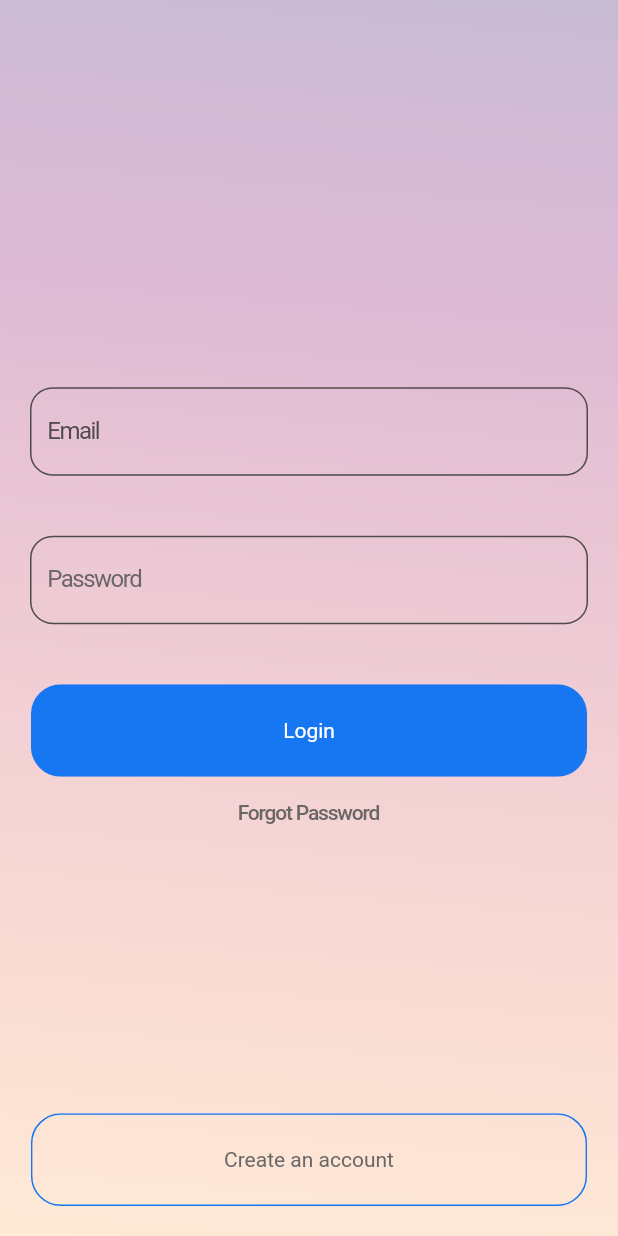
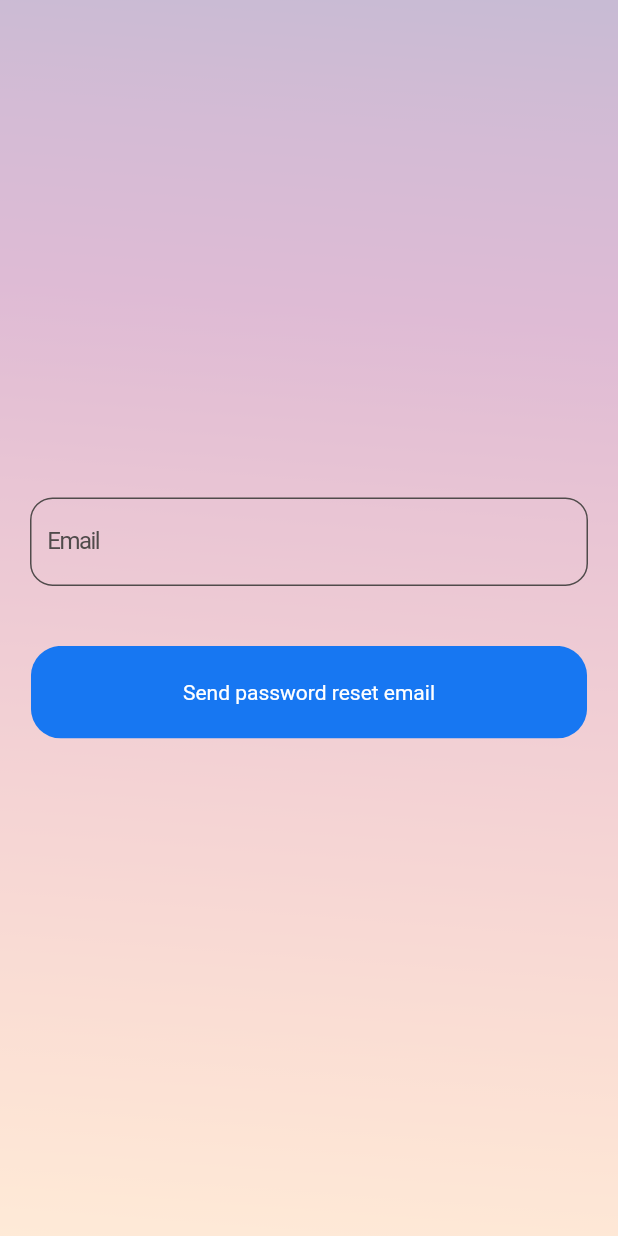
Before and after one commit to chymchym1905/facebook-clone, a Flutter app: the screen it shows after launch, after a tap on "Forgot Password", on a phone screen of 412 x 824 dp. Run offline on Flutter 3.47's test engine with Material 2 defaults, Android fonts, the phone set to English and light mode, and no system bars; our stand-ins replace extended_nested_scroll_view, firebase_auth, firebase_core, flutter_animate, fluttericon, font_awesome_flutter and 1 more; missing offline and left inert: flutter_brand_palettes, loading_more_list; accounts and stored records are empty; Roboto replaces fonts that are missing (HyWenHei).

```diff
--- a/lib/auth.dart
+++ b/lib/auth.dart
@@ -17,6 +17,18 @@ class Auth {
         email: email, password: password);
   }
 
+  Future<void> resetPassword(String email) async {
+    try {
+      await _firebaseAuth.sendPasswordResetEmail(email: email);
+      // Password reset email sent successfully
+    } catch (e) {
+      // Handle password reset error
+      if (kDebugMode) {
+        print(e);
+      }
+    }
+  }
+
   Future<void> signOut() async {
     await _firebaseAuth.signOut();
   }
--- a/lib/index.dart
+++ b/lib/index.dart
@@ -13,7 +13,7 @@ export 'package:extended_nested_scroll_view/extended_nested_scroll_view.dart';
 export 'package:flutter/foundation.dart';
 export 'package:flutter/material.dart';
 export 'package:flutter_application_1/model/comment_class.dart';
-export 'package:flutter_application_1/screens/Home_page/postlistview.dart';
+export 'package:flutter_application_1/screens/Home_page/listviews/postlistview.dart';
 export 'package:flutter_brand_palettes/palettes.dart';
 export 'package:font_awesome_flutter/font_awesome_flutter.dart';
 export 'package:fluttericon/font_awesome5_icons.dart';
@@ -37,7 +37,7 @@ export 'package:firebase_auth/firebase_auth.dart';
 export './auth.dart';
 export './screens/Home_page/homescreen.dart';
 export 'model/reaction_class.dart';
-export 'package:flutter_application_1/screens/Home_page/settingslistview.dart';
+export 'package:flutter_application_1/screens/Home_page/listviews/settingslistview.dart';
 export 'package:fluttericon/octicons_icons.dart';
-export './screens/loginscreen.dart';
+export 'screens/Authentication_pages/loginscreen.dart';
 // export 'package:sliver_tools/sliver_tools.dart';
--- a/lib/routesettings.dart
+++ b/lib/routesettings.dart
@@ -1,3 +1,5 @@
+import 'package:flutter_application_1/screens/Authentication_pages/forgotpasswordscreen.dart';
+
 import 'index.dart';
 import 'screens/friends_page.dart';
 import 'screens/watch_page.dart';
@@ -12,6 +14,11 @@ class RouteGenerator {
       //   return MaterialPageRoute(builder: (_) => const LoginRegister());
       // case '/home':
       //   return MaterialPageRoute(builder: (_) => const Home());
+      case '/forgotpassword':
+        if (args is String) {
+          return MaterialPageRoute(
+              builder: (_) => ForgotPasswordPage(email: args));
+        }
       case '/friends':
         if (args is String) {
           return MaterialPageRoute(builder: (_) => Friends(data: args));
--- /dev/null
+++ b/lib/screens/Authentication_pages/forgotpasswordscreen.dart
@@ -0,0 +1,148 @@
+import '../../index.dart';
+
+class ForgotPasswordPage extends StatefulWidget {
+  const ForgotPasswordPage({super.key, required this.email});
+  final String email;
+  @override
+  State<ForgotPasswordPage> createState() => _ForgotPasswordPageState();
+}
+
+class _ForgotPasswordPageState extends State<ForgotPasswordPage>
+    with WidgetsBindingObserver {
+  final TextEditingController emailString = TextEditingController();
+
+  @override
+  void initState() {
+    super.initState();
+    emailString.text = widget.email;
+    WidgetsBinding.instance.addObserver(this);
+  }
+
+  @override
+  void dispose() {
+    WidgetsBinding.instance.removeObserver(this);
+    super.dispose();
+  }
+
+  @override
+  void didChangeMetrics() {
+    super.didChangeMetrics();
+    final value = WidgetsBinding
+        .instance.platformDispatcher.views.first.viewInsets.bottom;
+    if (value == 0 && MediaQuery.of(context).viewInsets.bottom != 0) {
+      FocusScope.of(context).unfocus();
+    }
+  }
+
+  Future<void> sendPasswordResetEmail() async {
+    Auth().resetPassword(emailString.text.trim());
+    showDialog(
+        context: context,
+        builder: (context) {
+          return AlertDialog(
+            title: Text('Info'),
+            content: Text('Password reset mail sent to ${emailString.text}'),
+            actions: [
+              TextButton(
+                  onPressed: () => Navigator.of(context).pop(),
+                  child: Text('OK'))
+            ],
+          );
+        });
+  }
+
+  @override
+  Widget build(BuildContext context) {
+    final Brightness systemBrightness =
+        MediaQuery.of(context).platformBrightness;
+    final Widget lightBackground =
+        Container(color: const Color.fromARGB(187, 255, 255, 255));
+    final Widget darkBackground =
+        Container(color: const Color.fromARGB(213, 0, 0, 0));
+    double buttonheight = MediaQuery.of(context).size.width * 0.15;
+    double buttonwidth = MediaQuery.of(context).size.width * 0.9;
+    return Scaffold(
+      body: Stack(
+        children: [
+          Container(
+            decoration: const BoxDecoration(
+                gradient: LinearGradient(
+                    colors: <Color>[
+                  Color(0xff1f005c),
+                  Color(0xff5b0060),
+                  Color(0xff870160),
+                  Color(0xffac255e),
+                  Color(0xffca485c),
+                  Color(0xffe16b5c),
+                  Color(0xfff39060),
+                  Color(0xffffb56b),
+                ],
+                    tileMode: TileMode.mirror,
+                    begin: Alignment.topLeft,
+                    end: Alignment(0.8, 1),
+                    // stops: [0.8, 1],
+                    transform: GradientRotation(0.5))),
+          ),
+          systemBrightness == Brightness.dark
+              ? darkBackground
+              : lightBackground,
+          Column(mainAxisAlignment: MainAxisAlignment.center, children: [
+            Padding(
+              //email field
+              padding: const EdgeInsets.only(left: 20, right: 20, bottom: 40),
+              child: TextFormField(
+                keyboardType: TextInputType.emailAddress,
+                onTap: () {
+                  emailString.selection = TextSelection(
+                      baseOffset: 0,
+                      extentOffset: emailString.value.text.length);
+                },
+                onTapOutside: (event) => FocusScope.of(context).unfocus(),
+                controller: emailString,
+                decoration: InputDecoration(
+                  filled: true,
+                  fillColor: Colors.transparent,
+                  labelStyle:
+                      const TextStyle(color: Color.fromARGB(255, 80, 75, 75)),
+                  labelText: "Email",
+                  focusedBorder: OutlineInputBorder(
+                      borderRadius: BorderRadius.circular(15),
+                      borderSide: const BorderSide(
+                          color: Color.fromARGB(255, 80, 75, 75))),
+                  enabledBorder: OutlineInputBorder(
+                      borderRadius: BorderRadius.circular(15),
+                      borderSide: const BorderSide(
+                          color: Color.fromARGB(255, 80, 75, 75))),
+                ),
+              ),
+            ),
+            Material(
+              color: Colors.transparent,
+              child: InkWell(
+                onTap: () {
+                  sendPasswordResetEmail();
+                },
+                borderRadius: BorderRadius.circular(20),
+                splashColor: Colors.transparent,
+                highlightColor: const Color.fromARGB(88, 191, 184, 184),
+                child: Ink(
+                  height: buttonheight,
+                  width: buttonwidth,
+                  decoration: BoxDecoration(
+                      color: Palette.facebookBlue,
+                      borderRadius: BorderRadius.circular(20)),
+                  child: const Padding(
+                      padding: EdgeInsets.only(left: 30, right: 30),
+                      child: Center(
+                          child: Text('Send password reset email',
+                              style: TextStyle(
+                                  color: Color.fromARGB(255, 255, 255, 255))))),
+                ),
+              ),
+            ),
+          ]),
+        ],
+      ),
+    );
+  }
+}
--- a/lib/screens/loginscreen.dart
+++ b/lib/screens/Authentication_pages/loginscreen.dart
@@ -1,4 +1,4 @@
-import '../index.dart';
+import '../../index.dart';
 
 class LoginRegister extends StatefulWidget {
   const LoginRegister({super.key});
@@ -113,6 +113,7 @@ class _LoginRegisterState extends State<LoginRegister>
         systemBrightness == Brightness.dark ? darkBackground : lightBackground,
         Column(mainAxisAlignment: MainAxisAlignment.center, children: [
           Padding(
+            //email field
             padding: const EdgeInsets.only(left: 20, right: 20, bottom: 40),
             child: TextFormField(
               keyboardType: TextInputType.emailAddress,
@@ -140,6 +141,7 @@ class _LoginRegisterState extends State<LoginRegister>
             ),
           ),
           Padding(
+            //password field
             padding: const EdgeInsets.only(left: 20, right: 20, bottom: 40),
             child: TextFormField(
               keyboardType: TextInputType.visiblePassword,
@@ -201,7 +203,10 @@ class _LoginRegisterState extends State<LoginRegister>
             ),
           ),
           TextButton(
-            onPressed: () => setState(() {}),
+            onPressed: () => setState(() {
+              Navigator.of(context)
+                  .pushNamed('/forgotpassword', arguments: emailString.text);
+            }),
             child: const Text('Forgot Password',
                 style: TextStyle(color: Color.fromARGB(255, 107, 103, 103))),
           )
--- a/lib/theme/themes.dart
+++ b/lib/theme/themes.dart
@@ -105,6 +105,12 @@ ThemeData dark = ThemeData(
       dividerColor: Palette.facebookBlue,
       labelColor: Palette.facebookBlue,
     ),
+    // iconTheme: IconThemeData(color: const Color.fromARGB(255, 176, 179, 184)),
+    // listTileTheme: ListTileThemeData(
+    //     leadingAndTrailingTextStyle:
+    //         TextStyle(color: const Color.fromARGB(255, 176, 179, 184)),
+    //     contentPadding: EdgeInsets.all(4),
+    //     style: ListTileStyle.list),
     inputDecorationTheme: const InputDecorationTheme(
         border: InputBorder.none,
         fillColor: Color.fromARGB(255, 58, 59, 60),
```
Also changed, not shown: lib/screens/Home_page/homescreen.dart (+79 -47 lines), lib/screens/Home_page/listviews/friendlistview.dart (added, +108 -0 lines), lib/screens/Home_page/listviews/postlistview.dart (renamed from lib/screens/Home_page/postlistview.dart, +8 -10 lines), lib/screens/Home_page/listviews/settingslistview.dart (added, +35 -0 lines), lib/screens/Home_page/listviews/watchlistview.dart (added, +110 -0 lines), lib/screens/Home_page/post_card_container.dart (+7 -2 lines), lib/screens/Home_page/settingslistview.dart (deleted, +0 -22 lines), 1 other file.
